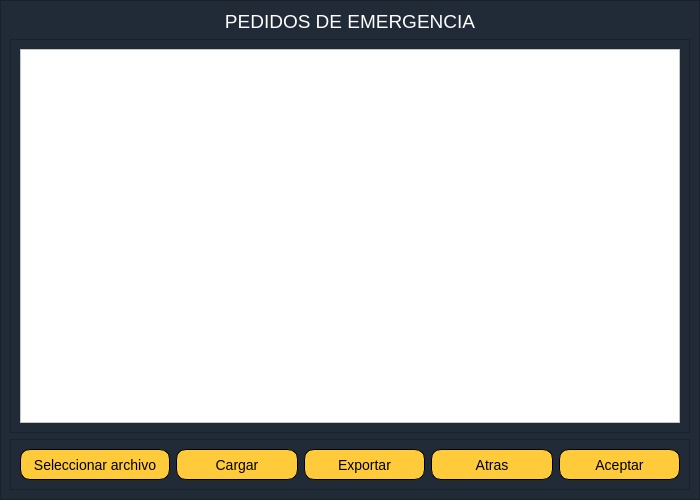
Qt form EmergencyDispatcher_dialog_see_orders.ui (valetobares11/EmergencyDispatcher) before a commit.
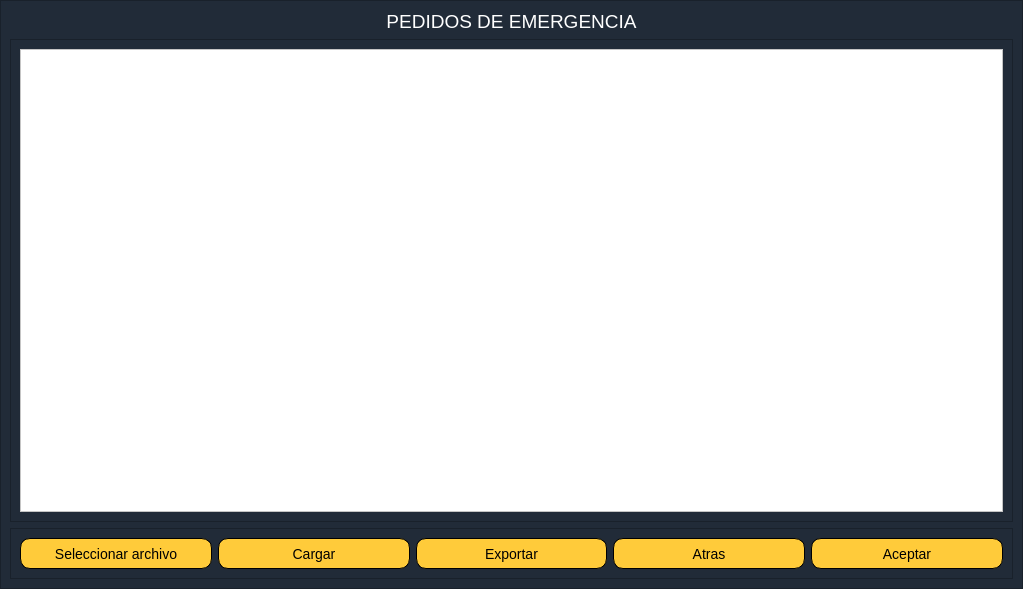
The same form after that commit.

```diff
--- a/EmergencyDispatcher_dialog_see_orders.ui
+++ b/EmergencyDispatcher_dialog_see_orders.ui
@@ -9,8 +9,8 @@
    <rect>
     <x>0</x>
     <y>0</y>
-    <width>700</width>
-    <height>500</height>
+    <width>1023</width>
+    <height>589</height>
    </rect>
   </property>
   <property name="sizePolicy">
@@ -52,6 +52,12 @@
    </property>
    <item>
     <widget class="QFrame" name="frame_3">
+     <property name="minimumSize">
+      <size>
+       <width>1000</width>
+       <height>0</height>
+      </size>
+     </property>
      <property name="frameShape">
       <enum>QFrame::StyledPanel</enum>
      </property>
```
